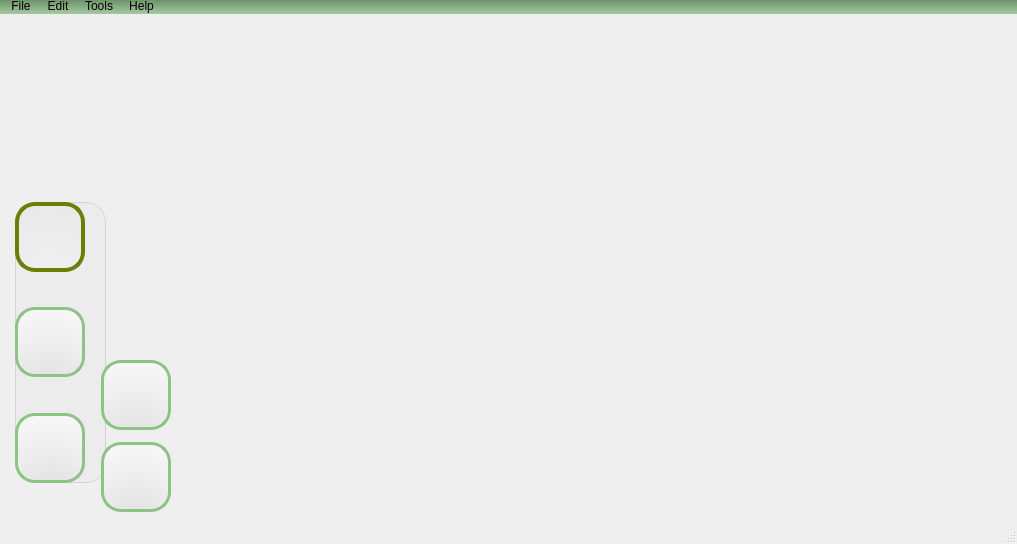
First picture: the form in onlineboard.ui, repository MaxMalts/Online_Board, before the edit.
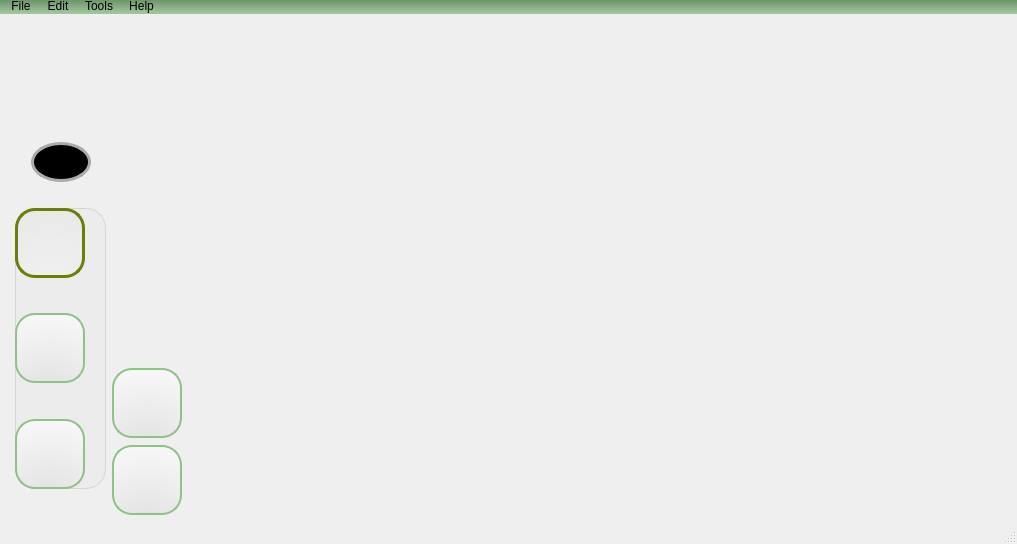
Second picture: the form after the edit. Icons and pictures are not drawn.

Commit message: Fully implemented color picker; added width to tools items

The edit to the form file:
```diff
--- a/onlineboard.ui
+++ b/onlineboard.ui
@@ -31,7 +31,7 @@
      <number>15</number>
     </property>
     <property name="bottomMargin">
-     <number>20</number>
+     <number>0</number>
     </property>
     <item row="0" column="0">
      <spacer name="verticalSpacer_3">
@@ -39,7 +39,7 @@
        <enum>Qt::Vertical</enum>
       </property>
       <property name="sizeType">
-       <enum>QSizePolicy::Expanding</enum>
+       <enum>QSizePolicy::Preferred</enum>
       </property>
       <property name="sizeHint" stdset="0">
        <size>
@@ -72,14 +72,14 @@
       </property>
       <property name="minimumSize">
        <size>
-        <width>176</width>
-        <height>318</height>
+        <width>170</width>
+        <height>380</height>
        </size>
       </property>
       <property name="maximumSize">
        <size>
-        <width>186</width>
-        <height>281</height>
+        <width>170</width>
+        <height>380</height>
        </size>
       </property>
       <property name="mouseTracking">
@@ -89,7 +89,7 @@
        <property name="geometry">
         <rect>
          <x>0</x>
-         <y>0</y>
+         <y>66</y>
          <width>91</width>
          <height>281</height>
         </rect>
@@ -158,7 +158,7 @@
           <property name="styleSheet">
            <string notr="true">QToolButton {
 	background: qradialgradient(cx:0.5, cy:1.2, radius:1.2, fx:0.5, fy:1.2, stop:0 #e0e0e0, stop:1 #f7f7f7);
-	border: 3px solid #8fc286;
+	border: 2px solid #8fc286;
 	border-radius: 20px;
 }
 
@@ -168,7 +168,7 @@
 
 QToolButton:checked {
 	background: qradialgradient(cx:0.5, cy:1.2, radius:1.2, fx:0.5, fy:1.2, stop:0 #f1f1f1, stop:1 #e9e9e9);
-	border-width: 4px;
+	border-width: 3px;
 	border-color: #6d7d06;
 }
 
@@ -242,7 +242,7 @@
           <property name="styleSheet">
            <string notr="true">QToolButton {
 	background: qradialgradient(cx:0.5, cy:1.2, radius:1.2, fx:0.5, fy:1.2, stop:0 #e0e0e0, stop:1 #f7f7f7);
-	border: 3px solid #8fc286;
+	border: 2px solid #8fc286;
 	border-radius: 20px;
 }
 
@@ -252,7 +252,7 @@
 
 QToolButton:checked {
 	background: qradialgradient(cx:0.5, cy:1.2, radius:1.2, fx:0.5, fy:1.2, stop:0 #f1f1f1, stop:1 #e9e9e9);
-	border-width: 4px;
+	border-width: 3px;
 	border-color: #6d7d06;
 }
 
@@ -323,7 +323,7 @@
           <property name="styleSheet">
            <string notr="true">QToolButton {
 	background: qradialgradient(cx:0.5, cy:1.2, radius:1.2, fx:0.5, fy:1.2, stop:0 #e0e0e0, stop:1 #f7f7f7);
-	border: 3px solid #8fc286;
+	border: 2px solid #8fc286;
 	border-radius: 20px;
 }
 
@@ -333,7 +333,7 @@
 
 QToolButton:checked {
 	background: qradialgradient(cx:0.5, cy:1.2, radius:1.2, fx:0.5, fy:1.2, stop:0 #f1f1f1, stop:1 #e9e9e9);
-	border-width: 4px;
+	border-width: 3px;
 	border-color: #6d7d06;
 }
 
@@ -367,10 +367,10 @@
       <widget class="QWidget" name="figures" native="true">
        <property name="geometry">
         <rect>
-         <x>86</x>
-         <y>152</y>
-         <width>91</width>
-         <height>166</height>
+         <x>92</x>
+         <y>219</y>
+         <width>78</width>
+         <height>161</height>
         </rect>
        </property>
        <property name="sizePolicy">
@@ -401,71 +401,21 @@
         <string notr="true"/>
        </property>
        <layout class="QVBoxLayout" name="verticalLayout_3">
-        <item>
-         <widget class="QToolButton" name="buttonRectangle">
-          <property name="sizePolicy">
-           <sizepolicy hsizetype="Maximum" vsizetype="Expanding">
-            <horstretch>0</horstretch>
-            <verstretch>0</verstretch>
-           </sizepolicy>
-          </property>
-          <property name="minimumSize">
-           <size>
-            <width>70</width>
-            <height>70</height>
-           </size>
-          </property>
-          <property name="maximumSize">
-           <size>
-            <width>70</width>
-            <height>70</height>
-           </size>
-          </property>
-          <property name="cursor">
-           <cursorShape>PointingHandCursor</cursorShape>
-          </property>
-          <property name="focusPolicy">
-           <enum>Qt::StrongFocus</enum>
-          </property>
-          <property name="styleSheet">
-           <string notr="true">QToolButton {
-	background: qradialgradient(cx:0.5, cy:1.2, radius:1.2, fx:0.5, fy:1.2, stop:0 #e0e0e0, stop:1 #f7f7f7);
-	border: 3px solid #8fc286;
-	border-radius: 20px;
-}
-
-QToolButton:hover {
-	background: qradialgradient(cx:0.5, cy:1.2, radius:1.2, fx:0.5, fy:1.2, stop:0 #d5d5d5, stop:1 #f6f6f6);
-}
-
-QToolButton:checked {
-	background: qradialgradient(cx:0.5, cy:1.2, radius:1.2, fx:0.5, fy:1.2, stop:0 #f1f1f1, stop:1 #e9e9e9);
-	border-width: 4px;
-	border-color: #6d7d06;
-}
-
-QToolButton::menu-indicator {
-	image: none;
-}</string>
-          </property>
-          <property name="text">
-           <string/>
-          </property>
-          <property name="icon">
-           <iconset>
-            <normaloff>Data/img/tools/rect.png</normaloff>Data/img/tools/rect.png</iconset>
-          </property>
-          <property name="iconSize">
-           <size>
-            <width>50</width>
-            <height>50</height>
-           </size>
-          </property>
-          <property name="checkable">
-           <bool>false</bool>
-          </property>
-         </widget>
-        </item>
+        <property name="spacing">
+         <number>0</number>
+        </property>
+        <property name="leftMargin">
+         <number>5</number>
+        </property>
+        <property name="topMargin">
+         <number>0</number>
+        </property>
+        <property name="rightMargin">
+         <number>5</number>
+        </property>
+        <property name="bottomMargin">
+         <number>0</number>
+        </property>
         <item>
          <widget class="QToolButton" name="buttonEllipse">
           <property name="sizePolicy">
@@ -495,7 +445,7 @@
           <property name="styleSheet">
            <string notr="true">QToolButton {
 	background: qradialgradient(cx:0.5, cy:1.2, radius:1.2, fx:0.5, fy:1.2, stop:0 #e0e0e0, stop:1 #f7f7f7);
-	border: 3px solid #8fc286;
+	border: 2px solid #8fc286;
 	border-radius: 20px;
 }
 
@@ -505,7 +455,7 @@
 
 QToolButton:checked {
 	background: qradialgradient(cx:0.5, cy:1.2, radius:1.2, fx:0.5, fy:1.2, stop:0 #f1f1f1, stop:1 #e9e9e9);
-	border-width: 4px;
+	border-width: 3px;
 	border-color: #6d7d06;
 }
 
@@ -531,8 +481,117 @@
           </property>
          </widget>
         </item>
+        <item>
+         <widget class="QToolButton" name="buttonRectangle">
+          <property name="sizePolicy">
+           <sizepolicy hsizetype="Maximum" vsizetype="Expanding">
+            <horstretch>0</horstretch>
+            <verstretch>0</verstretch>
+           </sizepolicy>
+          </property>
+          <property name="minimumSize">
+           <size>
+            <width>70</width>
+            <height>70</height>
+           </size>
+          </property>
+          <property name="maximumSize">
+           <size>
+            <width>70</width>
+            <height>70</height>
+           </size>
+          </property>
+          <property name="cursor">
+           <cursorShape>PointingHandCursor</cursorShape>
+          </property>
+          <property name="focusPolicy">
+           <enum>Qt::StrongFocus</enum>
+          </property>
+          <property name="styleSheet">
+           <string notr="true">QToolButton {
+	background: qradialgradient(cx:0.5, cy:1.2, radius:1.2, fx:0.5, fy:1.2, stop:0 #e0e0e0, stop:1 #f7f7f7);
+	border: 2px solid #8fc286;
+	border-radius: 20px;
+}
+
+QToolButton:hover {
+	background: qradialgradient(cx:0.5, cy:1.2, radius:1.2, fx:0.5, fy:1.2, stop:0 #d5d5d5, stop:1 #f6f6f6);
+}
+
+QToolButton:checked {
+	background: qradialgradient(cx:0.5, cy:1.2, radius:1.2, fx:0.5, fy:1.2, stop:0 #f1f1f1, stop:1 #e9e9e9);
+	border-width: 3px;
+	border-color: #6d7d06;
+}
+
+QToolButton::menu-indicator {
+	image: none;
+}</string>
+          </property>
+          <property name="text">
+           <string/>
+          </property>
+          <property name="icon">
+           <iconset>
+            <normaloff>Data/img/tools/rect.png</normaloff>Data/img/tools/rect.png</iconset>
+          </property>
+          <property name="iconSize">
+           <size>
+            <width>50</width>
+            <height>50</height>
+           </size>
+          </property>
+          <property name="checkable">
+           <bool>false</bool>
+          </property>
+         </widget>
+        </item>
        </layout>
       </widget>
+      <widget class="QPushButton" name="colorButton">
+       <property name="geometry">
+        <rect>
+         <x>16</x>
+         <y>0</y>
+         <width>60</width>
+         <height>40</height>
+        </rect>
+       </property>
+       <property name="sizePolicy">
+        <sizepolicy hsizetype="Fixed" vsizetype="Fixed">
+         <horstretch>0</horstretch>
+         <verstretch>0</verstretch>
+        </sizepolicy>
+       </property>
+       <property name="minimumSize">
+        <size>
+         <width>60</width>
+         <height>40</height>
+        </size>
+       </property>
+       <property name="maximumSize">
+        <size>
+         <width>60</width>
+         <height>40</height>
+        </size>
+       </property>
+       <property name="cursor">
+        <cursorShape>PointingHandCursor</cursorShape>
+       </property>
+       <property name="autoFillBackground">
+        <bool>false</bool>
+       </property>
+       <property name="styleSheet">
+        <string notr="true">QPushButton {
+	background-color: black;
+	border: 3px solid #aaa;
+	border-radius: 30px 20px;
+}</string>
+       </property>
+       <property name="text">
+        <string/>
+       </property>
+      </widget>
      </widget>
     </item>
    </layout>
```
Left out of the diff: 17 changed lines with no effect on the pictures. The commit also changes 12 other files.
